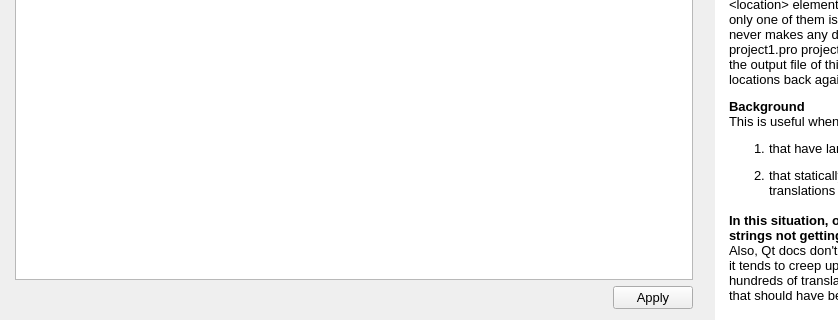
Old version of the form combinetranslationfiles.ui in the repository savolai/Merge-Qt-TS-files; both pictures show x 0 to 838 and y 398 to 718 of the 1115 by 718 pixel window.
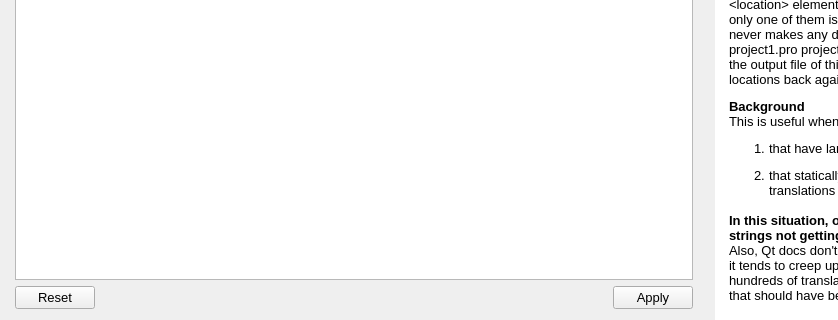
New version of the form. Custom widgets are drawn as their Qt base class.

Commit message: reset button to clear session data

```diff
--- a/combinetranslationfiles.ui
+++ b/combinetranslationfiles.ui
@@ -336,7 +336,7 @@
                <string notr="true">padding:0.5em; font-size:10pt;</string>
               </property>
               <property name="standardButtons">
-               <set>QDialogButtonBox::Apply</set>
+               <set>QDialogButtonBox::Apply|QDialogButtonBox::Reset</set>
               </property>
              </widget>
             </item>
```
The commit also changes 2 other files.
